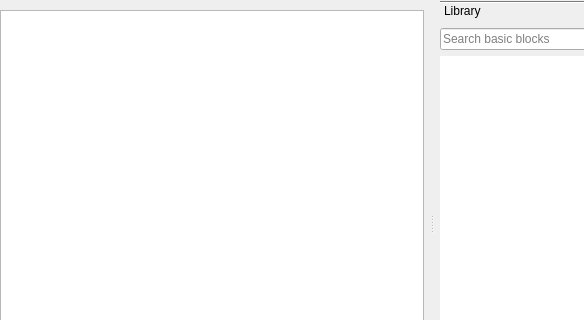
Above: src/VeraGrid/Gui/DynamicModelEditor/block_editor.ui from SanPen/VeraGrid before the change; both pictures show x 0 to 584 and y 0 to 320 of the 864 by 446 pixel window. Below: the same form after it.
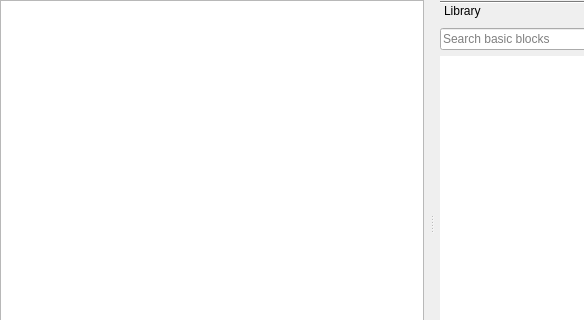
That is the form after the change. Icons and pictures are not drawn.

```diff
--- a/src/VeraGrid/Gui/DynamicModelEditor/block_editor.ui
+++ b/src/VeraGrid/Gui/DynamicModelEditor/block_editor.ui
@@ -65,7 +65,7 @@
             <number>0</number>
            </property>
            <property name="topMargin">
-            <number>10</number>
+             <number>0</number>
            </property>
            <property name="rightMargin">
             <number>6</number>
```
Lines whose indentation alone changed are shown as unchanged.
